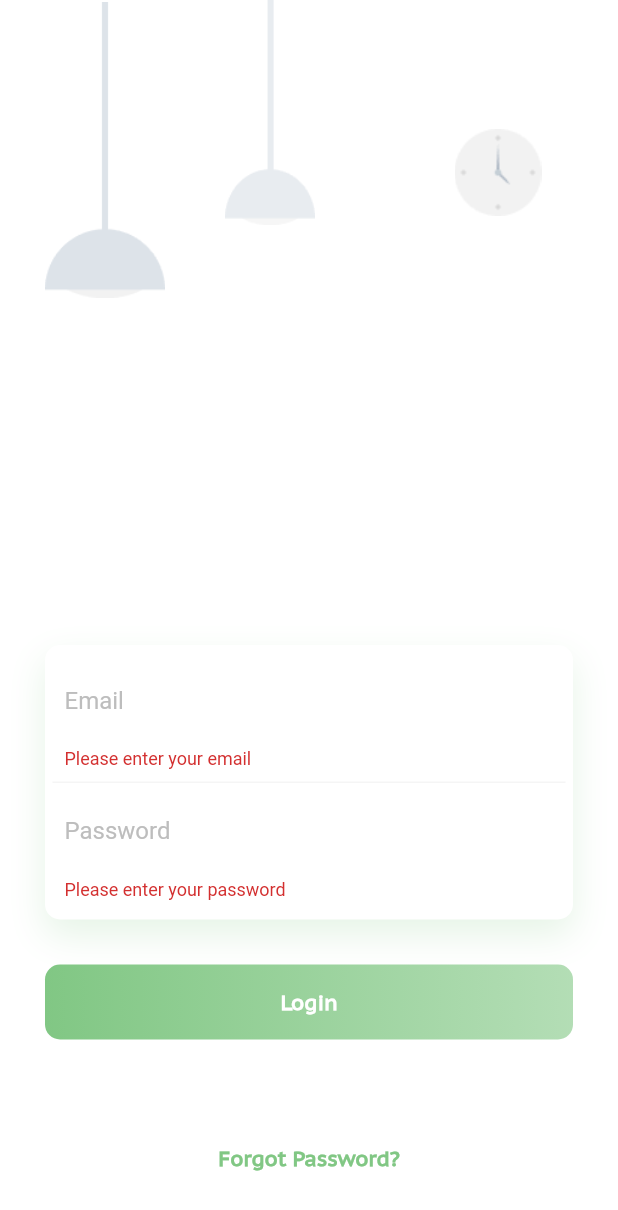
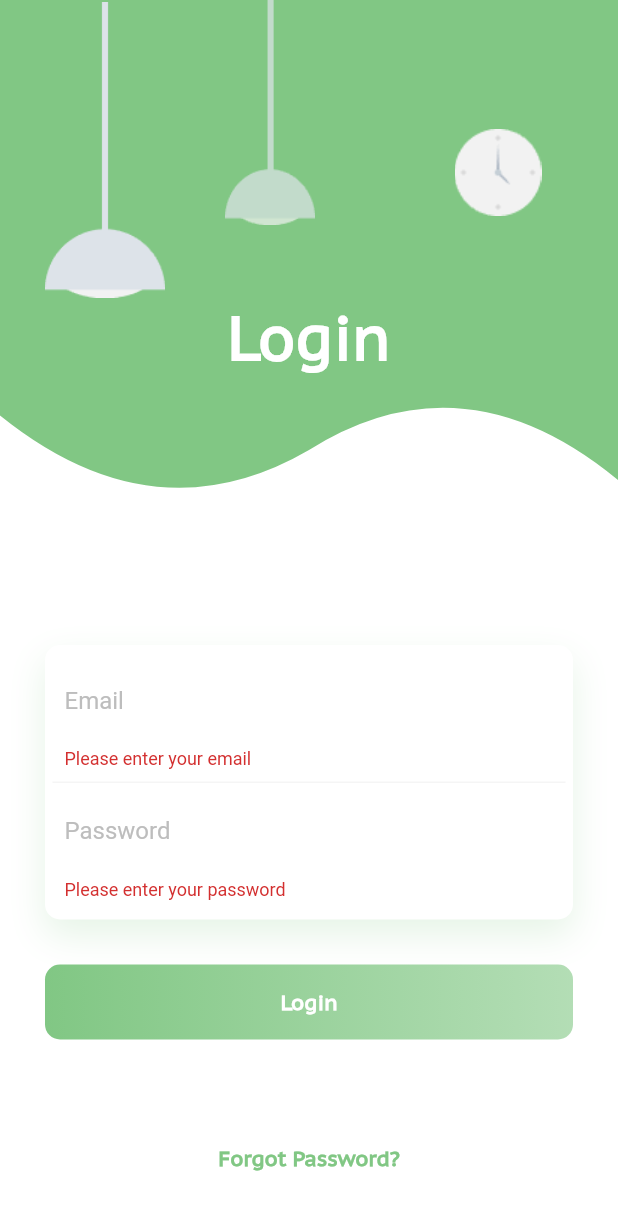
Before and after one commit to ruudvandenboomen/light_app, a Flutter app: the screen it shows after launch, after a tap on "Login", on a phone screen of 412 x 824 dp. Shown: the top 1210 px of the screen. Run offline on Flutter 3.47's test engine with Material 2 defaults, Android fonts, the phone set to English and light mode, and no system bars; our stand-ins replace flutter_dotenv, font_awesome_flutter, shared_preferences, sqflite; missing offline and left inert: mqtt_client, shared_preferences_web; accounts and stored records are empty; project files that could hold a hidden picture were left out.

```diff
--- /dev/null
+++ b/lib/configure_nonweb.dart
@@ -0,0 +1,3 @@
+void configureApp() {
+  // No-op.
+}
--- /dev/null
+++ b/lib/configure_web.dart
@@ -0,0 +1,5 @@
+import 'package:flutter_web_plugins/flutter_web_plugins.dart';
+
+void configureApp() {
+  setUrlStrategy(PathUrlStrategy());
+}
--- a/lib/generated_plugin_registrant.dart
+++ b/lib/generated_plugin_registrant.dart
@@ -2,6 +2,7 @@
 // Generated file. Do not edit.
 //
 
+// ignore_for_file: directives_ordering
 // ignore_for_file: lines_longer_than_80_chars
 
 import 'package:shared_preferences_web/shared_preferences_web.dart';
--- a/lib/main.dart
+++ b/lib/main.dart
@@ -1,17 +1,16 @@
-import 'dart:io';
-
 import 'package:flutter/material.dart';
-import 'package:flutter/services.dart';
 import 'package:light_app/mqtt/mqtt_wrapper.dart';
 import 'package:light_app/objects/light.dart';
 import 'package:light_app/objects/room.dart';
 import 'package:light_app/pages/onboarding/login_page.dart';
 import 'package:light_app/pages/main_control_page.dart';
 import 'package:light_app/ui/round_slider_track_shape.dart';
-import 'package:light_app/util/database_service.dart';
 import 'package:provider/provider.dart';
 import 'package:shared_preferences/shared_preferences.dart';
 import 'package:uuid/uuid.dart';
+import 'package:flutter_dotenv/flutter_dotenv.dart';
+import 'configure_nonweb.dart' if (dart.library.html) 'configure_web.dart';
+import 'util/database_service.dart';
 
 List<Light> _lamps = [
   Light('Lamp 1'),
@@ -25,6 +24,7 @@ List<Light> _lamps = [
 ];
 
 void main() async {
+  configureApp();
   WidgetsFlutterBinding.ensureInitialized();
   DatabaseService();
   var sharedPreferences = await SharedPreferences.getInstance();
@@ -53,12 +53,14 @@ class MyAppState extends State<MyApp> {
   }
 
   void initMqttClient() async {
-    const mqttHost = String.fromEnvironment('MQTT_HOST');
-    const mqttUsername = String.fromEnvironment('MQTT_USERNAME');
-    const mqttPassword = String.fromEnvironment('MQTT_PASSWORD');
+    await dotenv.load(fileName: '.env');
+    var mqttHost = dotenv.env['MQTT_HOST'];
+    var mqttUsername = dotenv.env['MQTT_USERNAME'];
+    var mqttPassword = dotenv.env['MQTT_PASSWORD'];
+    var mqttPort = int.parse(dotenv.env['MQTT_PORT']);
 
     var client = _getClientName();
-    MQTTClientWrapper(mqttHost, client, 1883, () => {}, context,
+    MQTTClientWrapper(mqttHost, client, mqttPort, () => {}, context,
         username: mqttUsername, password: mqttPassword);
   }
 
@@ -93,9 +95,6 @@ class MyAppState extends State<MyApp> {
               ColorScheme.fromSwatch().copyWith(secondary: Colors.green[200])),
       debugShowCheckedModeBanner: false,
       home: widget.isLoggedIn ? MainControlPage() : LoginPage(),
-      routes: <String, WidgetBuilder>{
-        '/main': (BuildContext context) => mainControlPage,
-      },
     );
   }
 }
--- a/lib/mqtt/mqtt_wrapper.dart
+++ b/lib/mqtt/mqtt_wrapper.dart
@@ -5,8 +5,6 @@ import 'package:light_app/objects/room.dart';
 import 'package:light_app/objects/temperature.dart';
 import 'package:mqtt_client/mqtt_client.dart';
 import 'package:provider/provider.dart';
-import 'package:flutter/foundation.dart' show kIsWeb;
-import 'package:mqtt_client/mqtt_client.dart';
 import 'mqtt_client_factory.dart';
 
 enum MqttCurrentConnectionState {
@@ -62,11 +60,7 @@ class MQTTClientWrapper {
   }
 
   void _setupMqttClient() {
-    if (kIsWeb) {
-      client = makeClient('ws://127.0.0.1', _clientId, 8080);
-    } else {
-      client = makeClient(_server, _clientId, _port);
-    }
+    client = makeClient(_server, _clientId, _port);
     client.logging(on: true);
     client.keepAlivePeriod = 20;
     client.onDisconnected = _onDisconnected;
--- a/lib/pages/main_control_page.dart
+++ b/lib/pages/main_control_page.dart
@@ -208,7 +208,7 @@ class MainControlPageState extends State<MainControlPage>
                                           activeTrackColor: Colors.green,
                                         ),
                                     child: Slider(
-                                      divisions: 10,
+                                      divisions: 20,
                                       inactiveColor: Colors.grey[100],
                                       activeColor: Theme.of(context)
                                           .colorScheme
--- a/lib/pages/onboarding/login_page.dart
+++ b/lib/pages/onboarding/login_page.dart
@@ -15,7 +15,7 @@ class LoginPage extends StatefulWidget {
 }
 
 class _LoginPageState extends State<LoginPage> {
-  var _formKey = GlobalKey<FormState>();
+  final _formKey = GlobalKey<FormState>();
   final emailController = TextEditingController();
   final passwordController = TextEditingController();
   String errorMessage;
@@ -34,6 +34,7 @@ class _LoginPageState extends State<LoginPage> {
       print('${emailController.text}, ${passwordController.text}');
       var login = await AuthService.login(
           emailController.text, passwordController.text);
+
       Map resp = jsonDecode(login.body);
       if (login.statusCode == HttpStatus.unauthorized) {
         if (resp.containsKey('message')) {
@@ -59,9 +60,15 @@ class _LoginPageState extends State<LoginPage> {
           child: Stack(
         children: [
           SizedBox(
-              width: MediaQuery.of(context).size.width,
-              height: 900,
-              child: Container()),
+            width: MediaQuery.of(context).size.width,
+            height: 900,
+            child: ClipPath(
+              clipper: GreenClipper(),
+              child: Container(
+                color: Color.fromRGBO(129, 199, 132, 1),
+              ),
+            ),
+          ),
           Column(
             children: [
               Container(
@@ -258,6 +265,6 @@ class GreenClipper extends CustomClipper<Path> {
 
   @override
   bool shouldReclip(CustomClipper oldClipper) {
-    return null;
+    return true;
   }
 }
--- a/pubspec.yaml
+++ b/pubspec.yaml
@@ -17,7 +17,7 @@ environment:
   sdk: ">=2.1.0 <3.0.0"
 
 dependencies:
-  flutter:
+  flutter_web_plugins:
     sdk: flutter
 
   # The following adds the Cupertino Icons font to your application.
@@ -31,6 +31,7 @@ dependencies:
   provider: ^5.0.0
   http: ^0.13.3
   uuid: ^3.0.4
+  flutter_dotenv: ^5.0.2
 
 dev_dependencies:
   flutter_test:
@@ -58,6 +59,7 @@ flutter:
   assets:
    - assets/
    - assets/images/
+   - .env
 
   # An image asset can refer to one or more resolution-specific "variants", see
   # https://flutter.dev/assets-and-images/#resolution-aware.
```
Also changed, not shown: pubspec.lock.
